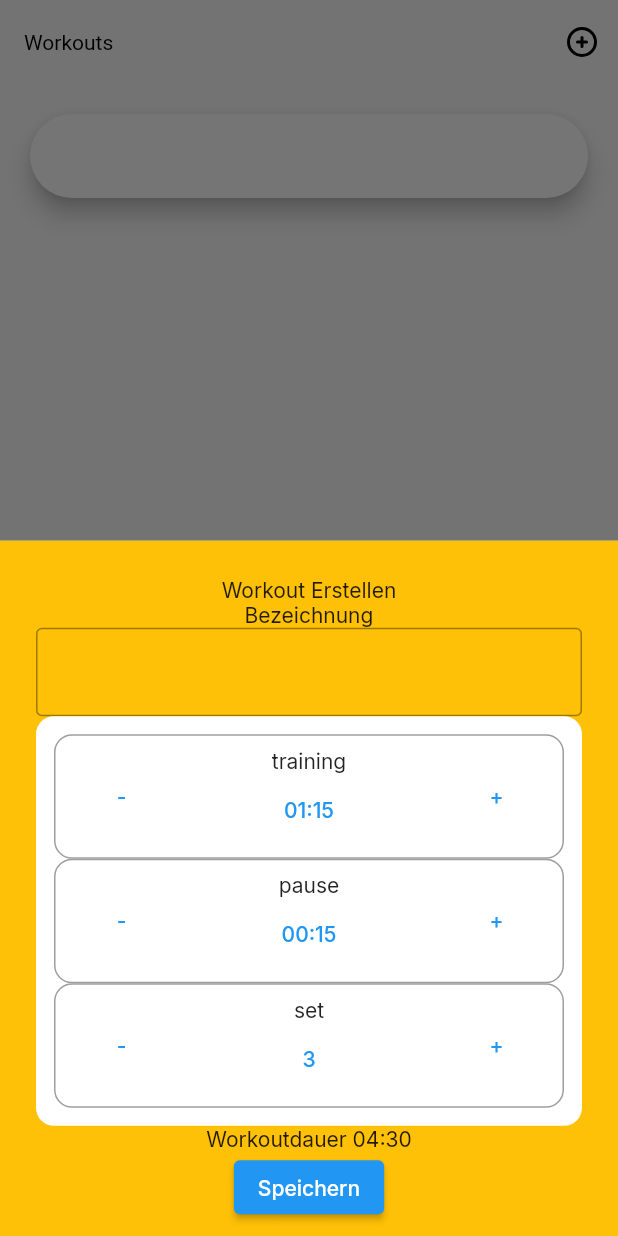
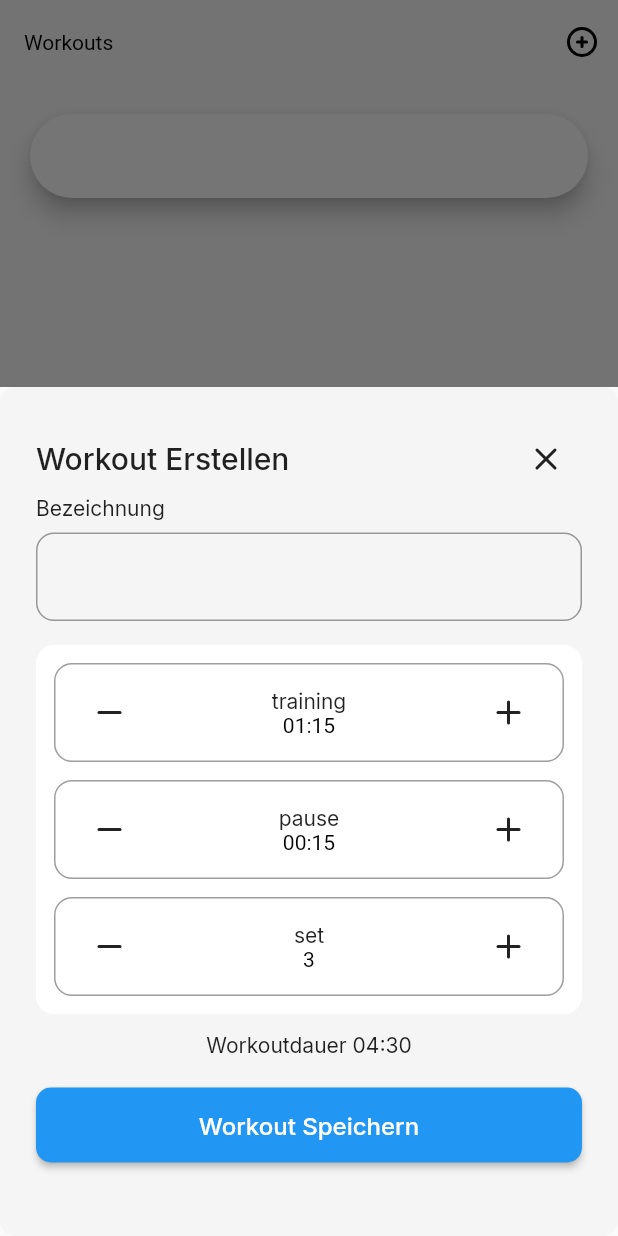
Before and after one commit to NkITaa/interval_timer, a Flutter app: the screen it shows after launch, after a tap on an icon or button, on a phone screen of 412 x 824 dp. Run offline on Flutter 3.47's test engine with Material 2 defaults, Android fonts, the phone set to English and light mode, and no system bars; our stand-ins replace flutter_tabler_icons, google_fonts, hive, scroll_snap_list; accounts and stored records are empty; generated files the repository leaves out were written again.

Commit message:
bettered up design from app & edit workout

```diff
--- a/lib/components/custom_textbox.dart
+++ b/lib/components/custom_textbox.dart
@@ -7,11 +7,17 @@ class CustomTextbox extends StatelessWidget {
   @override
   Widget build(BuildContext context) {
     return Column(
+      crossAxisAlignment: CrossAxisAlignment.start,
       children: [
         Text(label),
-        const TextField(
-          decoration: InputDecoration(
-            border: OutlineInputBorder(),
+        const Padding(
+          padding: EdgeInsets.only(top: 8.0, bottom: 16.0),
+          child: TextField(
+            decoration: InputDecoration(
+              border: OutlineInputBorder(
+                borderRadius: BorderRadius.all(Radius.circular(12.0)),
+              ),
+            ),
           ),
         ),
       ],
--- a/lib/components/dialogs.dart
+++ b/lib/components/dialogs.dart
@@ -4,6 +4,9 @@ import 'package:interval_timer/components/time_wheel.dart';
 import 'package:interval_timer/components/workout_times_container.dart';
 import 'package:hive/hive.dart';
 import 'package:interval_timer/workout.dart';
+import 'package:flutter_tabler_icons/flutter_tabler_icons.dart';
+
+import '../const.dart';
 
 class Dialogs {
   static Widget buildAddWorkoutDialog(BuildContext context) {
@@ -68,9 +71,26 @@ class Dialogs {
 
       return Container(
           padding: const EdgeInsets.all(24),
-          color: Colors.amber,
+          height: 566,
+          decoration: const BoxDecoration(
+            color: lightNeutral50,
+            borderRadius: BorderRadius.all(Radius.circular(10)),
+          ),
           child: Column(children: [
-            const Text('Workout Erstellen'),
+            Row(
+              mainAxisAlignment: MainAxisAlignment.spaceBetween,
+              children: [
+                Text('Workout Erstellen',
+                    style: Theme.of(context).textTheme.headline6),
+                IconButton(
+                    onPressed: () {
+                      Navigator.pop(context);
+                    },
+                    icon: const Icon(
+                      TablerIcons.x,
+                    )),
+              ],
+            ),
             const CustomTextbox(
               label: "Bezeichnung",
             ),
@@ -81,17 +101,34 @@ class Dialogs {
               minutesPause: minutesPause,
               sets: sets,
             ),
-            Text("Workoutdauer ${workoutTime.toString().substring(2, 7)}"),
-            ElevatedButton(
-              onPressed: () async {
+            Padding(
+              padding: const EdgeInsets.symmetric(vertical: 12),
+              child: Text(
+                  "Workoutdauer ${workoutTime.toString().substring(2, 7)}"),
+            ),
+            SizedBox(
+              height: 8,
+            ),
+            SizedBox(
+              width: double.infinity,
+              height: 50,
+              child: ElevatedButton(
+                style: ElevatedButton.styleFrom(
+                  shape: RoundedRectangleBorder(
+                    borderRadius: BorderRadius.circular(10),
+                  ),
+                ),
+                onPressed: () {
                   Hive.box("workouts").add(Workout(
                       name: "Test",
                       secondsTraining: minutesTraining.inSeconds,
                       secondsPause: minutesPause.inSeconds,
                       sets: sets));
                 },
-              child: const Text('Speichern'),
+                child: const Text('Workout Speichern',
+                    style: TextStyle(fontSize: 16)),
               ),
+            )
           ]));
     });
   }
@@ -161,9 +198,26 @@ class Dialogs {
 
       return Container(
           padding: const EdgeInsets.all(24),
-          color: Colors.amber,
+          height: 608,
+          decoration: const BoxDecoration(
+            color: lightNeutral50,
+            borderRadius: BorderRadius.all(Radius.circular(10)),
+          ),
           child: Column(children: [
-            const Text('Workout Erstellen'),
+            Row(
+              mainAxisAlignment: MainAxisAlignment.spaceBetween,
+              children: [
+                Text('Workout Erstellen',
+                    style: Theme.of(context).textTheme.headline6),
+                IconButton(
+                    onPressed: () {
+                      Navigator.pop(context);
+                    },
+                    icon: const Icon(
+                      TablerIcons.x,
+                    )),
+              ],
+            ),
             const CustomTextbox(
               label: "Bezeichnung",
             ),
@@ -174,8 +228,23 @@ class Dialogs {
               minutesPause: minutesPause,
               sets: sets,
             ),
-            Text("Workoutdauer ${workoutTime.toString().substring(2, 7)}"),
-            ElevatedButton(
+            Padding(
+              padding: const EdgeInsets.symmetric(vertical: 12),
+              child: Text(
+                  "Workoutdauer ${workoutTime.toString().substring(2, 7)}"),
+            ),
+            SizedBox(
+              height: 12,
+            ),
+            SizedBox(
+              width: double.infinity,
+              height: 50,
+              child: ElevatedButton(
+                style: ElevatedButton.styleFrom(
+                  shape: RoundedRectangleBorder(
+                    borderRadius: BorderRadius.circular(10),
+                  ),
+                ),
                 onPressed: () {
                   Hive.box("workouts").add(Workout(
                       name: "Test",
@@ -183,13 +252,27 @@ class Dialogs {
                       secondsPause: minutesPause.inSeconds,
                       sets: sets));
                 },
-              child: const Text('Speichern'),
+                child: const Text('Workout Speichern',
+                    style: TextStyle(fontSize: 16)),
               ),
-            ElevatedButton(
+            ),
+            SizedBox(
+              height: 8,
+            ),
+            SizedBox(
+              width: double.infinity,
+              height: 50,
+              child: ElevatedButton(
+                style: ElevatedButton.styleFrom(
+                  shape: RoundedRectangleBorder(
+                    borderRadius: BorderRadius.circular(10),
+                  ),
+                ),
                 onPressed: () {
                   Hive.box("workouts").deleteAt(index);
                 },
-              child: const Text('Löschen'),
+                child: const Text('Löschen', style: TextStyle(fontSize: 16)),
+              ),
             ),
           ]));
     });
--- a/lib/components/increment_decrement_button.dart
+++ b/lib/components/increment_decrement_button.dart
@@ -1,4 +1,6 @@
+import 'package:flutter/gestures.dart';
 import 'package:flutter/material.dart';
+import 'package:flutter_tabler_icons/flutter_tabler_icons.dart';
 
 import 'dialogs.dart';
 
@@ -28,42 +30,42 @@ class IncrementDecrementButton extends StatelessWidget {
       child: Row(
         mainAxisAlignment: MainAxisAlignment.spaceBetween,
         children: [
-          TextButton(
+          IconButton(
               onPressed: () {
                 update(type, false);
               },
-            child: const Text('-'),
-          ),
+              icon: Icon(TablerIcons.minus)),
           SizedBox(
             width: 100,
             child: Column(
               children: [
                 Text(type),
-                TextButton(
-                  style: TextButton.styleFrom(
-                    padding: const EdgeInsets.all(0),
+                RichText(
+                  text: TextSpan(
+                    style: const TextStyle(
+                      fontSize: 14.0,
+                      color: Colors.black,
                     ),
-                  child: Text(type != "set"
+                    text: type != "set"
                         ? minutes.toString().substring(2, 7)
-                      : sets.toString()),
-                  onPressed: () {
-                    showDialog(
+                        : sets.toString(),
+                    recognizer: TapGestureRecognizer()
+                      ..onTap = () => showDialog(
                             context: context,
                             builder: (BuildContext context) =>
                                 Dialogs.buildSetTimesDialog(
                                     context, type, minutes, sets, setValue),
-                    );
-                  },
+                          ),
+                  ),
                 ),
               ],
             ),
           ),
-          TextButton(
+          IconButton(
               onPressed: () {
                 update(type, true);
               },
-            child: const Text('+'),
-          ),
+              icon: Icon(TablerIcons.plus)),
         ],
       ),
     );
--- a/lib/components/workout_times_container.dart
+++ b/lib/components/workout_times_container.dart
@@ -20,13 +20,12 @@ class WorkoutTimesContainer extends StatelessWidget {
   @override
   Widget build(BuildContext context) {
     return Container(
-      padding: const EdgeInsets.all(12),
-      decoration: BoxDecoration(
-        color: Colors.white,
-        borderRadius: BorderRadius.circular(12),
-      ),
-      child: Column(
-        children: [
+        padding: const EdgeInsets.all(12),
+        decoration: BoxDecoration(
+          color: Colors.white,
+          borderRadius: BorderRadius.circular(12),
+        ),
+        child: Wrap(spacing: 12, runSpacing: 12, children: [
           IncrementDecrementButton(
             type: "training",
             minutes: minutesTraining,
@@ -45,8 +44,6 @@ class WorkoutTimesContainer extends StatelessWidget {
             update: update,
             setValue: setValue,
           ),
-        ],
-      ),
-    );
+        ]));
   }
 }
--- a/lib/pages/workouts/components/workout_tile.dart
+++ b/lib/pages/workouts/components/workout_tile.dart
@@ -28,6 +28,7 @@ class WorkoutTile extends StatelessWidget {
                 icon: const Icon(TablerIcons.dots),
                 onPressed: () {
                   showModalBottomSheet(
+                    isScrollControlled: true,
                     context: context,
                     builder: (BuildContext context) =>
                         Dialogs.buildEditWorkoutDialog(context, workout, index),
--- a/lib/pages/workouts/components/workouts_appbar.dart
+++ b/lib/pages/workouts/components/workouts_appbar.dart
@@ -16,6 +16,7 @@ class WorkoutsAppbar extends StatelessWidget implements PreferredSizeWidget {
           icon: const Icon(TablerIcons.circle_plus),
           onPressed: () {
             showModalBottomSheet(
+              isScrollControlled: true,
               context: context,
               builder: (BuildContext context) =>
                   Dialogs.buildAddWorkoutDialog(context),
```
Also changed, not shown: 1 other file. Lines whose indentation alone changed are shown as unchanged.
